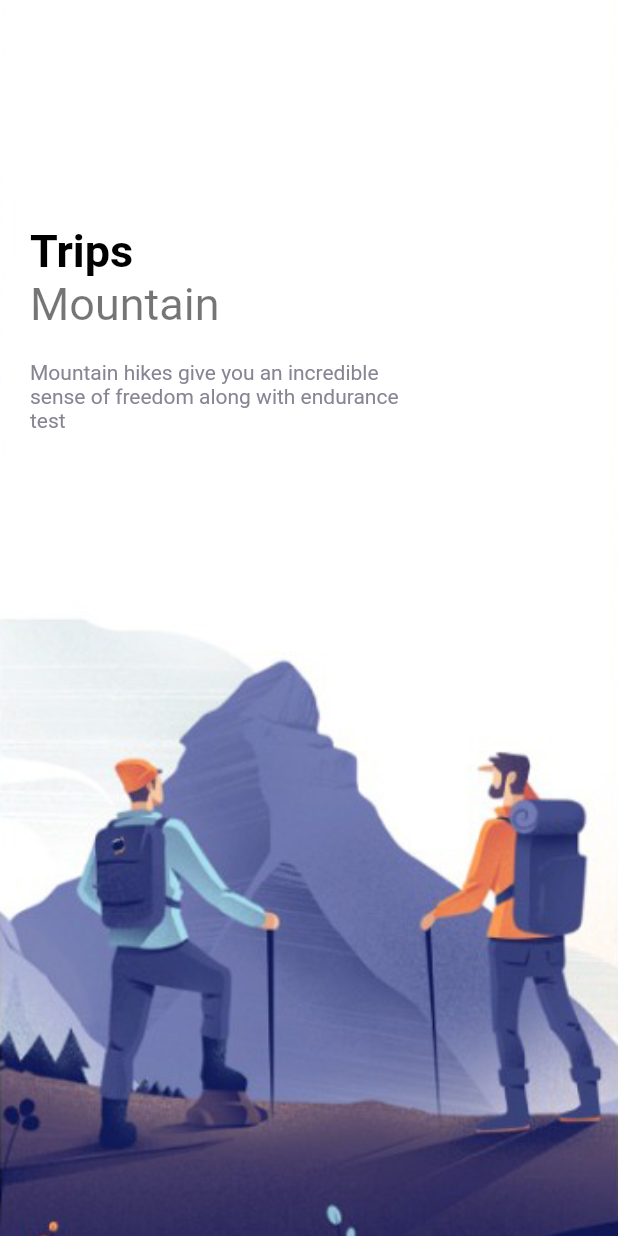
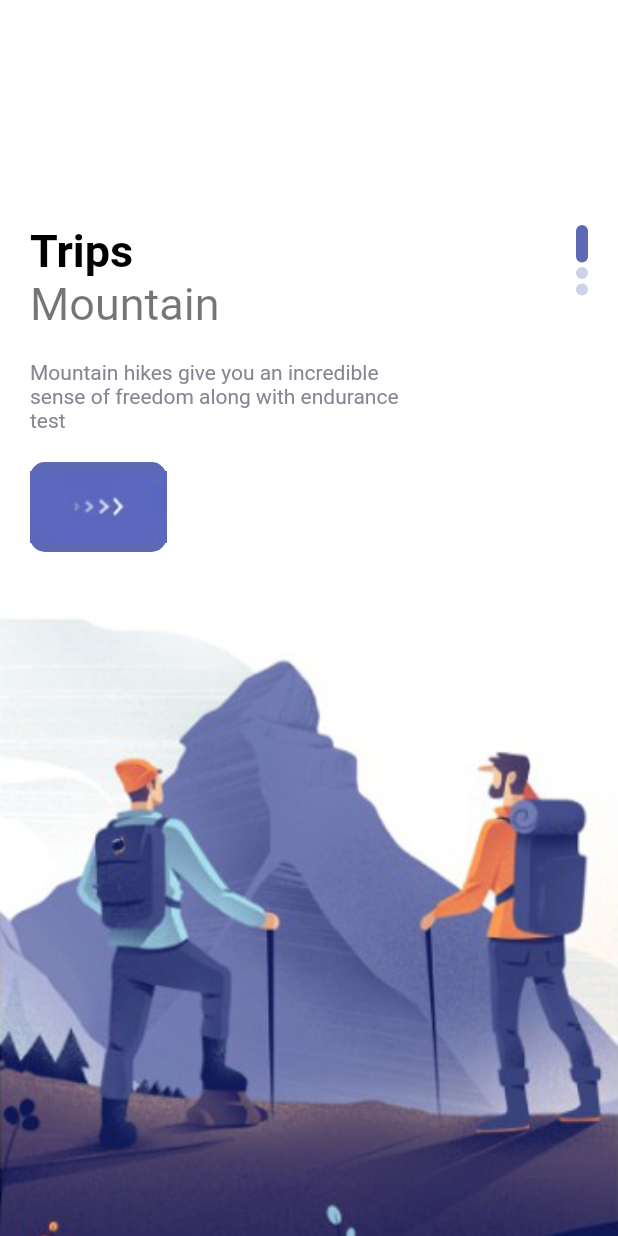
Before and after one commit to Tolulope05/flutter_travel_app, a Flutter app: the screen it shows after launch, on a phone screen of 412 x 824 dp. Run offline on Flutter 3.47's test engine with Material 2 defaults, Android fonts, the phone set to English and light mode, and no system bars.

Commit message:
custom slider success

```diff
--- a/lib/pages/welcome_page.dart
+++ b/lib/pages/welcome_page.dart
@@ -2,6 +2,7 @@ import 'package:flutter/material.dart';
 import 'package:flutter_travel_app/misc/colors.dart';
 import 'package:flutter_travel_app/widgets/app_large_text.dart';
 import 'package:flutter_travel_app/widgets/app_text.dart';
+import 'package:flutter_travel_app/widgets/responsive_button.dart';
 
 class WelcomePage extends StatefulWidget {
   WelcomePage({Key? key}) : super(key: key);
@@ -36,6 +37,7 @@ class _WelcomePageState extends State<WelcomePage> {
             child: Container(
               margin: const EdgeInsets.only(top: 150, left: 20, right: 20),
               child: Row(
+                mainAxisAlignment: MainAxisAlignment.spaceBetween,
                 children: [
                   Column(
                     crossAxisAlignment: CrossAxisAlignment.start,
@@ -45,8 +47,8 @@ class _WelcomePageState extends State<WelcomePage> {
                         text: "Mountain",
                         size: 30,
                       ),
-                      SizedBox(height: 20),
-                      Container(
+                      const SizedBox(height: 20),
+                      SizedBox(
                         width: 250,
                         child: AppText(
                           text:
@@ -55,7 +57,25 @@ class _WelcomePageState extends State<WelcomePage> {
                           size: 14,
                         ),
                       ),
+                      const SizedBox(height: 20),
+                      ResponsiveButton()
                     ],
+                  ),
+                  Column(
+                    children: List.generate(
+                      images.length,
+                      (indexDots) => Container(
+                        margin: const EdgeInsets.only(bottom: 3),
+                        height: index == indexDots ? 25 : 8,
+                        width: 8,
+                        decoration: BoxDecoration(
+                          borderRadius: BorderRadius.circular(8),
+                          color: index == indexDots
+                              ? AppColors.mainColor
+                              : AppColors.mainColor.withOpacity(0.3),
+                        ),
+                      ),
+                    ),
                   )
                 ],
               ),
--- a/lib/widgets/responsive_button.dart
+++ b/lib/widgets/responsive_button.dart
@@ -1,10 +1,29 @@
 import 'package:flutter/material.dart';
+import 'package:flutter_travel_app/misc/colors.dart';
 
 class ResponsiveButton extends StatelessWidget {
-  const ResponsiveButton({Key? key}) : super(key: key);
+  bool isResponsive;
+  double? width;
+  ResponsiveButton({
+    Key? key,
+    this.isResponsive = false,
+    this.width,
+  }) : super(key: key);
 
   @override
   Widget build(BuildContext context) {
-    return Container();
+    return Container(
+      width: width,
+      height: 60,
+      decoration: BoxDecoration(
+        borderRadius: BorderRadius.circular(10),
+        color: AppColors.mainColor,
+      ),
+      child: Row(
+        children: [
+          Image.asset("assets/img/button-one.png"),
+        ],
+      ),
+    );
   }
 }
```
